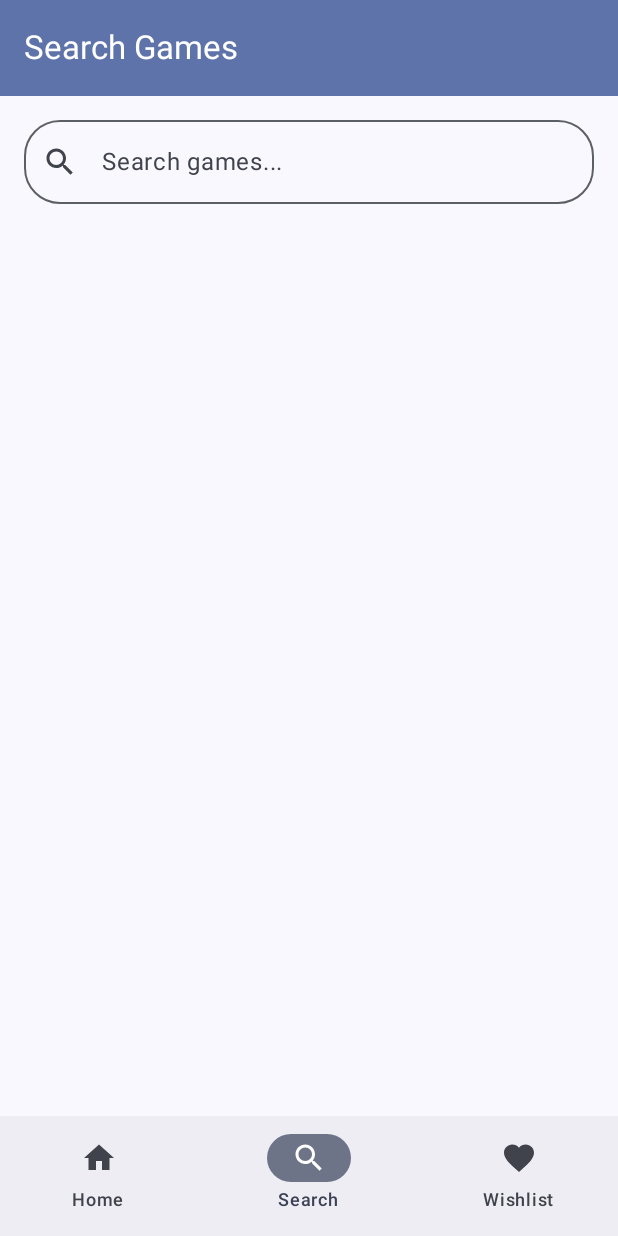
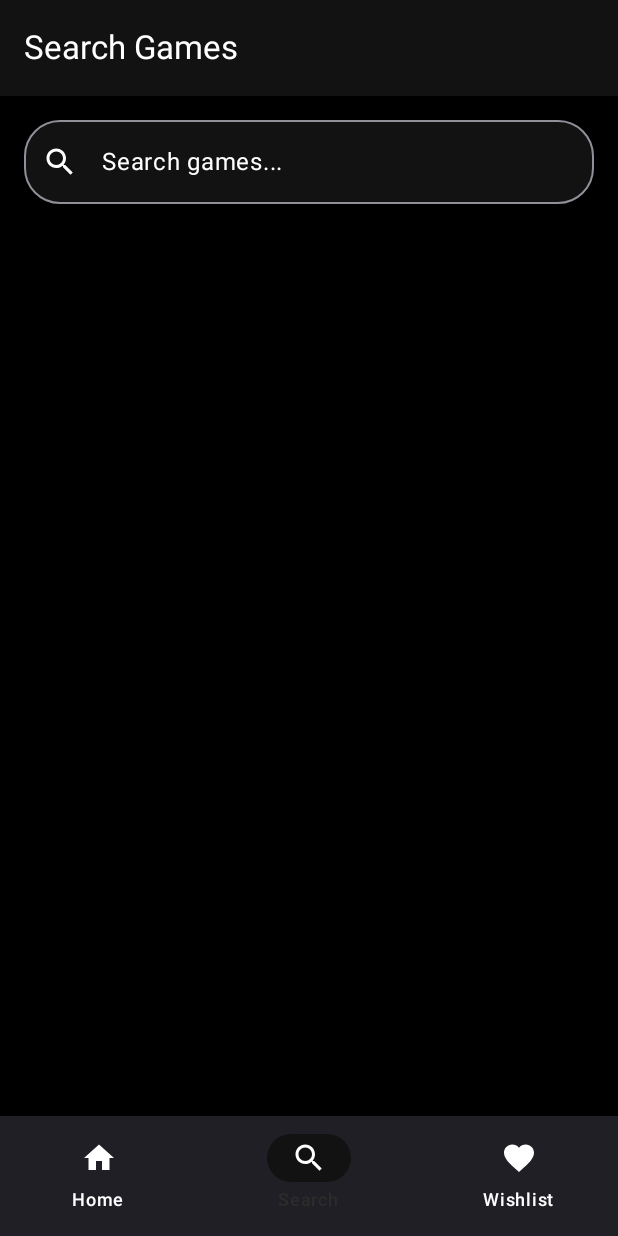
Before and after one commit to seycaku/theGamesDB_api_app_Android3, an Android app built with Jetpack Compose: the screen it shows after launch (MainActivity), item 2 of the bottom bar chosen, on a phone screen of 412 x 824 dp. Run offline under Robolectric (Android 15) with nearby library versions, the phone set to English and light mode, and no system bars; our stand-ins replace Dagger/Hilt's generated code, Room's generated code; pictures from the network do not load; 2 statements that could not run were skipped.

Commit message:
Improve UI, change color and remove random game button on TopAppBar

```diff
--- a/app/src/main/java/com/example/finalproject/ui/components/GameCard.kt
+++ b/app/src/main/java/com/example/finalproject/ui/components/GameCard.kt
@@ -42,7 +42,7 @@ fun GameCard(
     Card(
         modifier = modifier
             .fillMaxWidth()
-            .height(100.dp)
+            .height(130.dp) // Increased height to show date
             .scale(scale)
             .clickable(
                 interactionSource = interactionSource,
@@ -50,24 +50,22 @@ fun GameCard(
                 onClick = onClick,
                 onClickLabel = "View ${game.name}"
             ),
-        shape = RoundedCornerShape(12.dp),
-        elevation = CardDefaults.cardElevation(defaultElevation = 4.dp),
+        shape = RoundedCornerShape(8.dp), // Sharper corners for noir feel
+        elevation = CardDefaults.cardElevation(defaultElevation = 2.dp),
         colors = CardDefaults.cardColors(
-            containerColor = MaterialTheme.colorScheme.surface
+            containerColor = MaterialTheme.colorScheme.surfaceVariant // Use subtle surface
         )
     ) {
         Row(
             modifier = Modifier
-                .fillMaxSize()
-                .padding(12.dp),
-            horizontalArrangement = Arrangement.spacedBy(12.dp)
+                .fillMaxSize(),
+            horizontalArrangement = Arrangement.Start
         ) {
             AsyncImage(
                 model = game.backgroundImage,
                 contentDescription = "${game.name} thumbnail",
                 modifier = Modifier
-                    .width(80.dp)
-                    .height(80.dp)
+                    .width(100.dp) // Slightly wider image
                     .fillMaxHeight(),
                 contentScale = ContentScale.Crop
             )
@@ -75,7 +73,8 @@ fun GameCard(
             Column(
                 modifier = Modifier
                     .weight(1f)
-                    .fillMaxHeight(),
+                    .fillMaxHeight()
+                    .padding(12.dp),
                 verticalArrangement = Arrangement.SpaceBetween
             ) {
                 Text(
@@ -86,8 +85,9 @@ fun GameCard(
                     color = MaterialTheme.colorScheme.onSurface
                 )
 
-                Spacer(modifier = Modifier.height(4.dp))
+                Spacer(modifier = Modifier.weight(1f)) // Push content to edges
 
+                Column(verticalArrangement = Arrangement.spacedBy(4.dp)) {
                     Row(
                         verticalAlignment = Alignment.CenterVertically,
                         horizontalArrangement = Arrangement.spacedBy(4.dp)
@@ -103,9 +103,10 @@ fun GameCard(
                     if (game.released != null) {
                         Text(
                             text = game.released,
-                        style = MaterialTheme.typography.bodySmall,
+                            style = MaterialTheme.typography.labelSmall, // Smaller, neater date
                             color = MaterialTheme.colorScheme.onSurfaceVariant
                         )
+                    }
                 }
             }
         }
--- a/app/src/main/java/com/example/finalproject/ui/screens/details/GameDetailsScreen.kt
+++ b/app/src/main/java/com/example/finalproject/ui/screens/details/GameDetailsScreen.kt
@@ -61,7 +61,9 @@ fun GameDetailsScreen(
                     }
                 },
                 colors = TopAppBarDefaults.topAppBarColors(
-                    containerColor = MaterialTheme.colorScheme.primaryContainer
+                    containerColor = MaterialTheme.colorScheme.surface,
+                    titleContentColor = MaterialTheme.colorScheme.onSurface,
+                    navigationIconContentColor = MaterialTheme.colorScheme.onSurface
                 )
             )
         }
--- a/app/src/main/java/com/example/finalproject/ui/screens/home/HomeScreen.kt
+++ b/app/src/main/java/com/example/finalproject/ui/screens/home/HomeScreen.kt
@@ -6,7 +6,7 @@ import androidx.compose.foundation.lazy.LazyColumn
 import androidx.compose.foundation.lazy.LazyRow
 import androidx.compose.foundation.lazy.items
 import androidx.compose.material.icons.Icons
-import androidx.compose.material.icons.filled.Refresh
+
 import androidx.compose.material3.*
 import androidx.compose.material3.pulltorefresh.PullToRefreshBox
 import androidx.compose.material3.pulltorefresh.rememberPullToRefreshState
@@ -84,24 +84,19 @@ fun HomeScreen(
     Scaffold(
         topBar = {
             TopAppBar(
-                title = { Text("Steam Mobile") },
+                title = {
+                    Text(
+                        "Steam Mobile",
+                        style = MaterialTheme.typography.titleLarge // Minimal style
+                    )
+                },
                 actions = {
-                    IconButton(onClick = {
-                        val allGames = uiState.trendingGames + uiState.newReleases + uiState.topRated
-                        if (allGames.isNotEmpty()) {
-                            randomGame = allGames.random()
-                            showRandomGameDialog = true
-                        }
-                    }) {
-                        Icon(
-                            imageVector = Icons.Default.Refresh,
-                            contentDescription = "Random Game"
-                        )
-                    }
+
                 },
                 colors = TopAppBarDefaults.topAppBarColors(
-                    containerColor = MaterialTheme.colorScheme.primaryContainer,
-                    titleContentColor = MaterialTheme.colorScheme.onPrimaryContainer
+                    containerColor = MaterialTheme.colorScheme.surface, // Distinct dark color
+                    titleContentColor = MaterialTheme.colorScheme.onSurface,
+                    actionIconContentColor = MaterialTheme.colorScheme.onSurface
                 )
             )
         }
--- a/app/src/main/java/com/example/finalproject/ui/screens/search/SearchScreen.kt
+++ b/app/src/main/java/com/example/finalproject/ui/screens/search/SearchScreen.kt
@@ -40,8 +40,8 @@ fun SearchScreen(
             TopAppBar(
                 title = { Text("Search Games") },
                 colors = TopAppBarDefaults.topAppBarColors(
-                    containerColor = MaterialTheme.colorScheme.primaryContainer,
-                    titleContentColor = MaterialTheme.colorScheme.onPrimaryContainer
+                    containerColor = MaterialTheme.colorScheme.surface,
+                    titleContentColor = MaterialTheme.colorScheme.onSurface
                 )
             )
         }
--- a/app/src/main/java/com/example/finalproject/ui/screens/wishlist/WishlistScreen.kt
+++ b/app/src/main/java/com/example/finalproject/ui/screens/wishlist/WishlistScreen.kt
@@ -39,8 +39,8 @@ fun WishlistScreen(
             TopAppBar(
                 title = { Text("My Wishlist") },
                 colors = TopAppBarDefaults.topAppBarColors(
-                    containerColor = MaterialTheme.colorScheme.primaryContainer,
-                    titleContentColor = MaterialTheme.colorScheme.onPrimaryContainer
+                    containerColor = MaterialTheme.colorScheme.surface,
+                    titleContentColor = MaterialTheme.colorScheme.onSurface
                 ),
                 actions = {
                     var showSortMenu by remember { mutableStateOf(false) }
--- a/app/src/main/java/com/example/finalproject/ui/theme/Color.kt
+++ b/app/src/main/java/com/example/finalproject/ui/theme/Color.kt
@@ -2,20 +2,20 @@ package com.example.finalproject.ui.theme
 
 import androidx.compose.ui.graphics.Color
 
-val SteamBlue = Color(0xFF1B5E96)
-val SteamBlueLight = Color(0xFF4A8BC2)
+// Noir Minimalism Palette
+val NoirBlack = Color(0xFF000000)
+val NoirDarkGray = Color(0xFF121212)
+val NoirGray = Color(0xFF2C2C2C)
+val NoirWhite = Color(0xFFFFFFFF)
+val NoirLightGray = Color(0xFFB0B0B0)
 
-val SteamAccent = Color(0xFF66C0F4)
-val SteamAccentLight = Color(0xFF8DD4F7)
-val SteamAccentDark = Color(0xFF3FA8D4)
-
-val SteamBackground = Color(0xFF1B2838)
-val SteamSurface = Color(0xFF2A475E)
-val SteamSurfaceVariant = Color(0xFF3D5A7A)
-
-val SteamOnPrimary = Color(0xFFFFFFFF)
-val SteamOnSurface = Color(0xFFC7D5E0)
-val SteamOnBackground = Color(0xFFE9E9E9)
+// Map to Material Theme concepts (Conceptually)
+val NoirBackground = NoirBlack
+val NoirSurface = NoirDarkGray
+val NoirOnPrimary = NoirBlack
+val NoirOnBackground = NoirWhite
+val NoirOnSurface = NoirWhite
+val NoirPrimary = NoirWhite // High contrast
 
 val RatingHigh = Color(0xFF4CAF50)
 val RatingMedium = Color(0xFFFFC107)
--- a/app/src/main/java/com/example/finalproject/ui/theme/Theme.kt
+++ b/app/src/main/java/com/example/finalproject/ui/theme/Theme.kt
@@ -1,60 +1,38 @@
 package com.example.finalproject.ui.theme
 
-import android.os.Build
-import androidx.compose.foundation.isSystemInDarkTheme
 import androidx.compose.material3.MaterialTheme
 import androidx.compose.material3.darkColorScheme
-import androidx.compose.material3.dynamicDarkColorScheme
-import androidx.compose.material3.dynamicLightColorScheme
-import androidx.compose.material3.lightColorScheme
 import androidx.compose.runtime.Composable
-import androidx.compose.ui.graphics.Color
-import androidx.compose.ui.platform.LocalContext
+
 
 private val DarkColorScheme = darkColorScheme(
-    primary = SteamBlueLight,
-    onPrimary = SteamOnPrimary,
-    secondary = SteamAccent,
-    onSecondary = SteamOnPrimary,
-    tertiary = SteamAccentLight,
-    onTertiary = SteamOnPrimary,
-    background = SteamBackground,
-    onBackground = SteamOnBackground,
-    surface = SteamSurface,
-    onSurface = SteamOnSurface,
-    surfaceVariant = SteamSurfaceVariant,
-    onSurfaceVariant = SteamOnSurface
+    primary = NoirPrimary,
+    onPrimary = NoirOnPrimary,
+    primaryContainer = NoirGray, // Dark container for chips/buttons
+    onPrimaryContainer = NoirWhite,
+    secondary = NoirGray,
+    onSecondary = NoirOnPrimary,
+    secondaryContainer = NoirDarkGray, // Slightly different dark
+    onSecondaryContainer = NoirWhite,
+    tertiary = NoirLightGray,
+    onTertiary = NoirOnPrimary,
+    background = NoirBackground,
+    onBackground = NoirOnBackground,
+    surface = NoirSurface,
+    onSurface = NoirOnSurface,
+    surfaceVariant = NoirGray,
+    onSurfaceVariant = NoirOnSurface
 )
 
-private val LightColorScheme = lightColorScheme(
-    primary = SteamBlue,
-    onPrimary = SteamOnPrimary,
-    secondary = SteamAccentDark,
-    onSecondary = SteamOnPrimary,
-    tertiary = SteamAccent,
-    onTertiary = SteamOnPrimary,
-    background = Color(0xFFF5F5F5),
-    onBackground = Color(0xFF1C1B1F),
-    surface = Color(0xFFFFFFFF),
-    onSurface = Color(0xFF1C1B1F),
-    surfaceVariant = Color(0xFFE8E8E8),
-    onSurfaceVariant = Color(0xFF1C1B1F)
-)
 
 @Composable
 fun FinalProjectTheme(
-    darkTheme: Boolean = isSystemInDarkTheme(),
-    dynamicColor: Boolean = true,
+    // Dynamic color is removed to enforce Noir aesthetics
     content: @Composable () -> Unit
 ) {
     val colorScheme = when {
-        dynamicColor && Build.VERSION.SDK_INT >= Build.VERSION_CODES.S -> {
-            val context = LocalContext.current
-            if (darkTheme) dynamicDarkColorScheme(context) else dynamicLightColorScheme(context)
-        }
-
-        darkTheme -> DarkColorScheme
-        else -> LightColorScheme
+        // Enforce Noir (Dark) scheme always
+        else -> DarkColorScheme
     }
 
     MaterialTheme(
```
Lines whose indentation alone changed are shown as unchanged.
